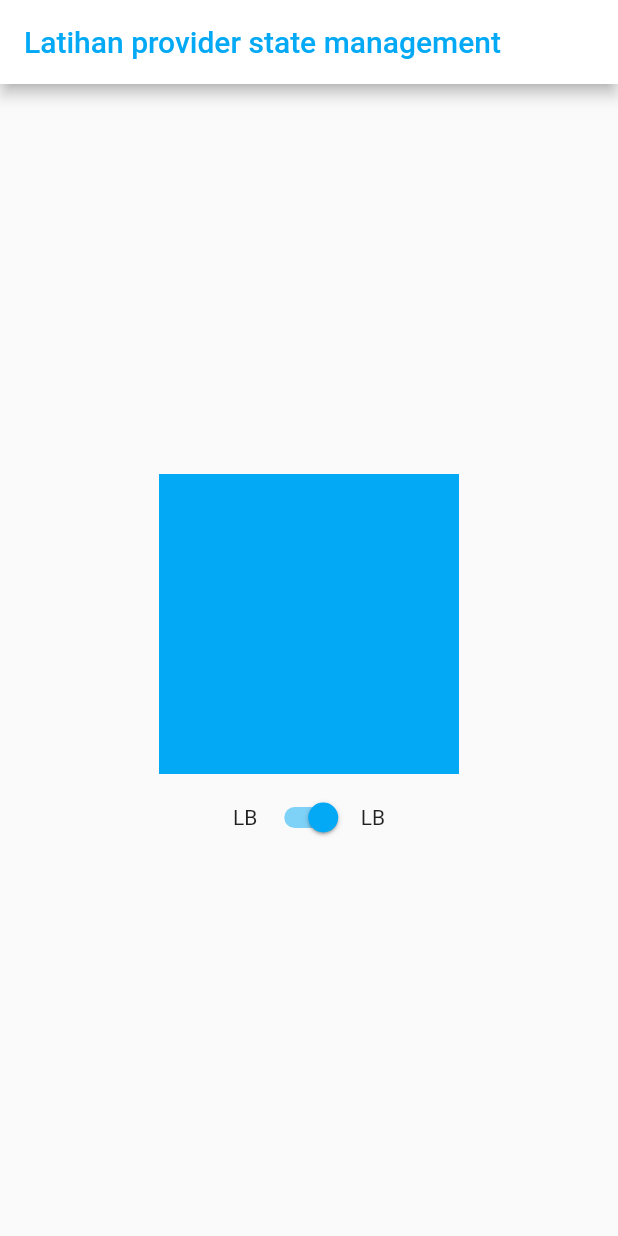
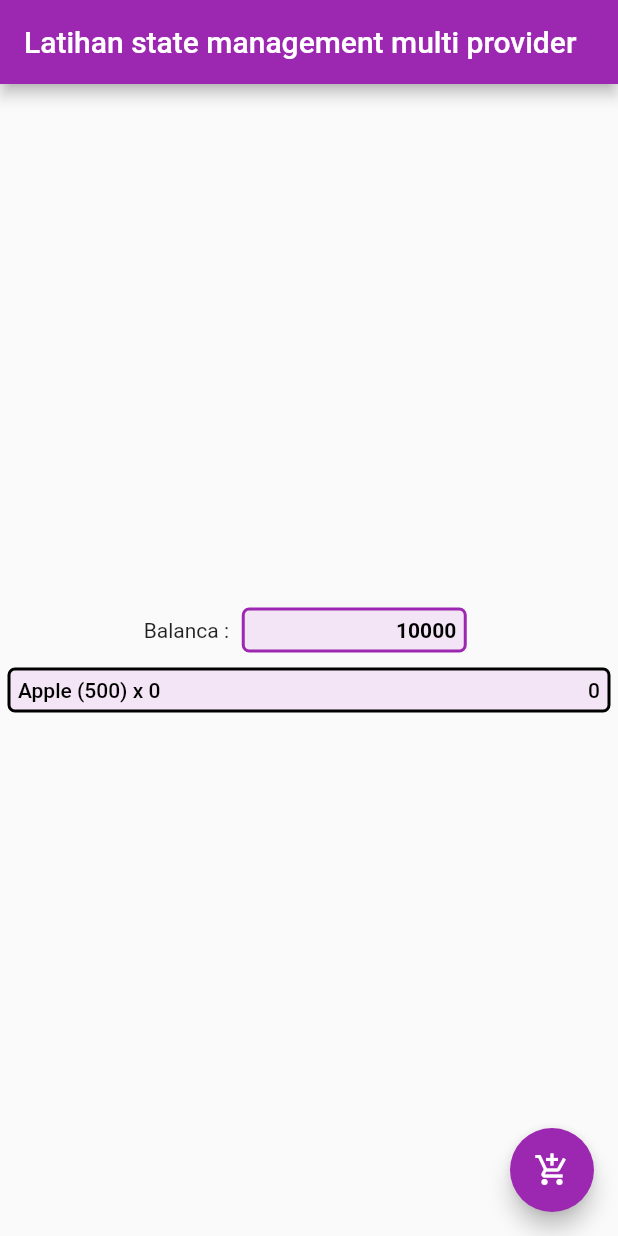
Before and after one commit to akbariyansyah/latihan-flutter, a Flutter app: the screen it shows after launch, on a phone screen of 412 x 824 dp. Run offline on Flutter 3.47's test engine with Material 2 defaults, Android fonts, the phone set to English and light mode, and no system bars.

Commit message:
-Initial Commit -Complete the code.

```diff
--- a/lib/application_color.dart
+++ /dev/null
@@ -1,16 +0,0 @@
-
-
-import 'package:flutter/cupertino.dart';
-import 'package:flutter/material.dart';
-
-class ApplicationColor with ChangeNotifier {
-  bool _isLightBlue = true;
-
-  bool get isLightBlue => _isLightBlue;
-  set isLightBlue (bool value) {
-    _isLightBlue = value;
-    notifyListeners();
-  }
-
-  Color get color => (_isLightBlue) ? Colors.lightBlue : Colors.amber;
-}
--- /dev/null
+++ b/lib/cart.dart
@@ -0,0 +1,14 @@
+import 'package:flutter/cupertino.dart';
+import 'package:flutter/material.dart';
+
+class Cart with ChangeNotifier {
+  int _quantity = 0;
+
+  int get quantity => _quantity;
+
+  set quantity(int newValue) {
+    _quantity = newValue;
+    notifyListeners();
+  }
+
+}
--- a/lib/main.dart
+++ b/lib/main.dart
@@ -1,66 +1,109 @@
 import 'package:flutter/cupertino.dart';
 import 'package:flutter/material.dart';
-import 'package:myapp/application_color.dart';
+import 'package:myapp/cart.dart';
+import 'package:myapp/money.dart';
 import 'package:provider/provider.dart';
+
 void main() => runApp(MyApp());
-
 
 class MyApp extends StatelessWidget {
   @override
   Widget build(BuildContext context) {
     return MaterialApp(
-      home: ChangeNotifierProvider<ApplicationColor>(
-        builder: (context) => ApplicationColor(),
+        home: MultiProvider(
+      providers: [
+        ChangeNotifierProvider<Cart>(
+          builder: (context) => Cart(),
+        ),
+        ChangeNotifierProvider<Money>(
+          builder: (context) => Money(),
+        ),
+      ],
       child: Scaffold(
-          appBar: AppBar(
-            backgroundColor: Colors.white,
-            title: Consumer<ApplicationColor>(
-              builder: (context,applicationColor,_) => Text(
-                "Latihan provider state management",
-                style: TextStyle(color: applicationColor.color),
+        floatingActionButton: Consumer<Money>(
+          builder: (context, money, _) => Consumer<Cart>(
+            builder: (context, cart, _) => FloatingActionButton(
+              backgroundColor: Colors.purple,
+              child: Icon(
+                Icons.add_shopping_cart,
+              ),
+              onPressed: () {
+                if (money.balance >= 500) {
+                  cart.quantity += 1;
+                  money.balance -= 500;
+                }
+              },
             ),
           ),
         ),
-          body: Center(
-            child: Column(
+        appBar: AppBar(
+          backgroundColor: Colors.purple,
+          title: Text(
+            "Latihan state management multi provider",
+            maxLines: 2,
+          ),
+        ),
+        body: Column(
           mainAxisAlignment: MainAxisAlignment.center,
           children: [
-                Consumer<ApplicationColor>(
-                  builder: (context,applicationColor,_) => AnimatedContainer(
-                    duration: Duration(milliseconds: 500),
-                    margin: EdgeInsets.all(5),
-                    width: 200,
-                    height: 200,
-                    color: applicationColor.color,
-                  ),
-                ),
             Row(
               mainAxisAlignment: MainAxisAlignment.center,
               children: [
+                Text("Balanca : "),
                 Container(
+                  child: Align(
+                    alignment: Alignment.centerRight,
+                    child: Consumer<Money>(
+                      builder: (context, money, _) => Text(
+                        money.balance.toString(),
+                        style: TextStyle(
+                            fontWeight: FontWeight.w700, color: Colors.black),
+                      ),
+                    ),
+                  ),
+                  width: 150,
+                  height: 30,
                   margin: EdgeInsets.all(5),
-                      child: Text("LB"),
+                  padding: EdgeInsets.all(5),
+                  decoration: BoxDecoration(
+                      borderRadius: BorderRadius.circular(5),
+                      color: Colors.purple[50],
+                      border: Border.all(color: Colors.purple, width: 2)),
                 ),
-                    Consumer<ApplicationColor>(
-                      builder: (context,applicationColor,_) => Switch(
-                        inactiveThumbColor: Colors.amber,
-                          value: applicationColor.isLightBlue,
-                          activeColor: Colors.lightBlue,
-                          onChanged: (newValue) {
-                            applicationColor.isLightBlue = newValue;
-                          }),
+              ],
             ),
             Container(
-                      margin: EdgeInsets.all(5),
-                      child: Text("LB"),
+              child: Align(
+                alignment: Alignment.centerRight,
+                child: Consumer<Cart>(
+                  builder: (context, cart, _) => Row(
+                    mainAxisAlignment: MainAxisAlignment.spaceBetween,
+                    children: [
+                      Text(
+                        "Apple (500) x " + cart.quantity.toString(),
+                        style: TextStyle(
+                            fontWeight: FontWeight.w500, color: Colors.black),
                       ),
-                  ],
-                )
+                      Text(
+                        (500 * cart.quantity).toString(),
+                        style: TextStyle(
+                            fontWeight: FontWeight.w500, color: Colors.black),
+                      ),
                     ],
                   ),
                 ),
               ),
+              height: 30,
+              margin: EdgeInsets.all(5),
+              padding: EdgeInsets.all(5),
+              decoration: BoxDecoration(
+                  borderRadius: BorderRadius.circular(5),
+                  color: Colors.purple[50],
+                  border: Border.all(color: Colors.black, width: 2)),
             ),
-    );
+          ],
+        ),
+      ),
+    ));
   }
 }
--- /dev/null
+++ b/lib/money.dart
@@ -0,0 +1,12 @@
+import 'package:flutter/cupertino.dart';
+
+class Money with ChangeNotifier {
+  int _balance = 10000;
+
+  set balance(int newValue) {
+    _balance = newValue;
+    notifyListeners();
+  }
+
+  int get balance => _balance;
+}
```
Lines whose indentation alone changed are shown as unchanged.
